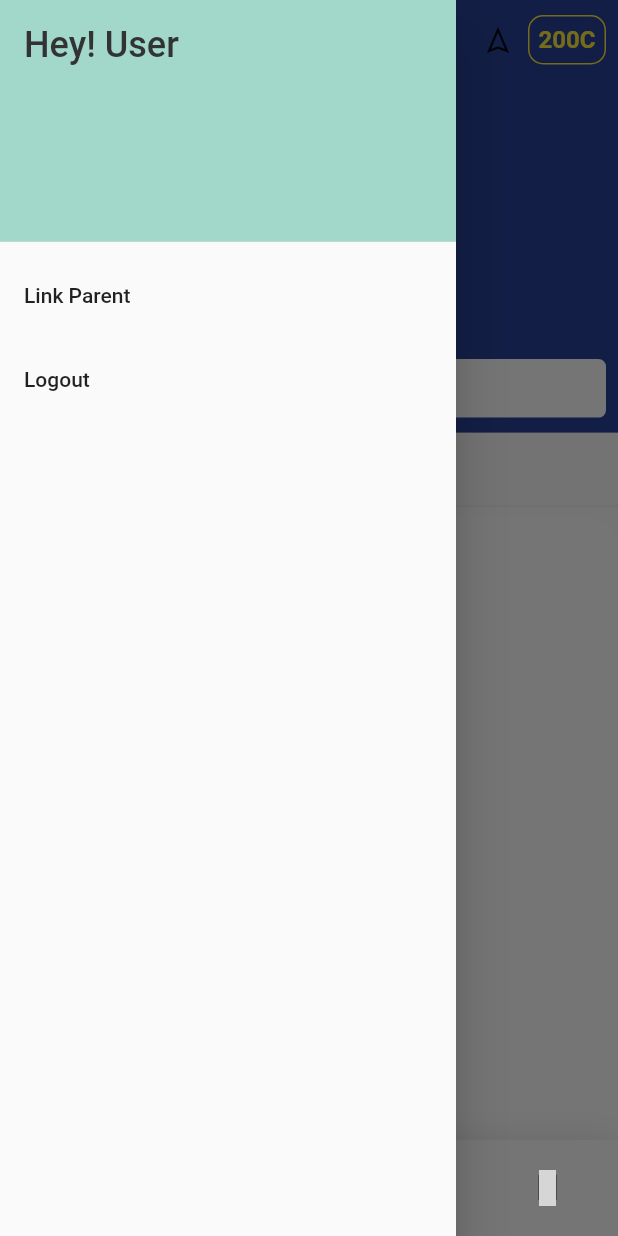
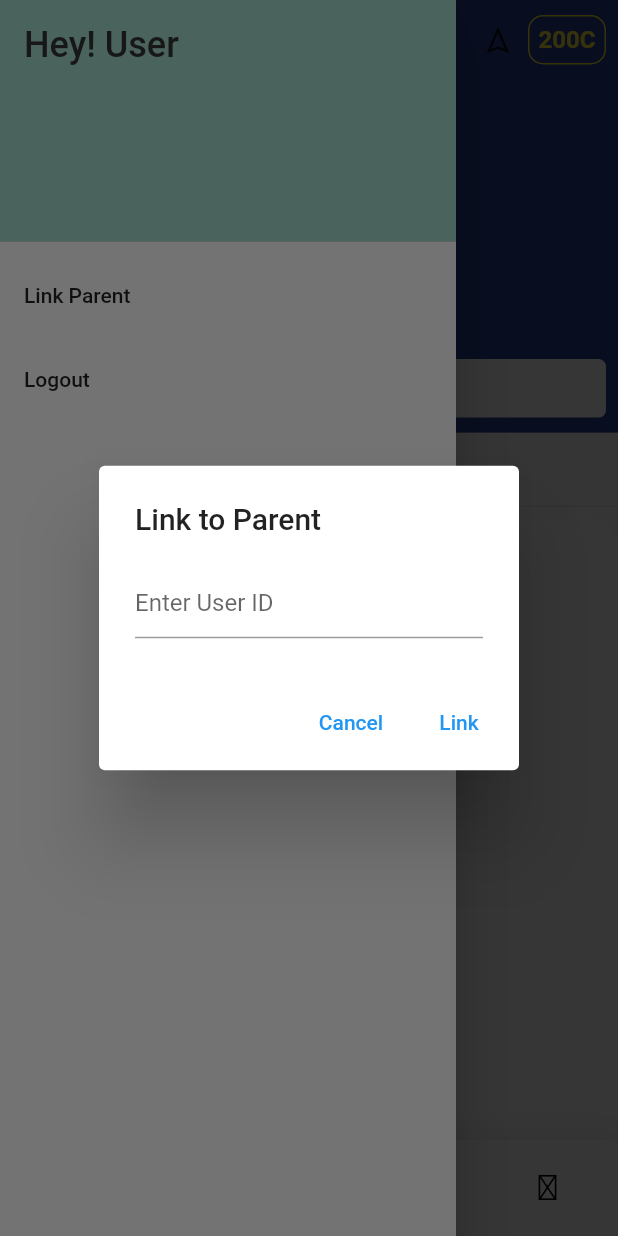
Before and after one commit to RGTechno/CHILD.io, a Flutter app: the Home screen opened directly, in the side drawer, after a tap on "Link Parent", on a phone screen of 412 x 824 dp. Run offline on Flutter 3.47's test engine with Material 2 defaults, Android fonts, the phone set to English and light mode, and no system bars; drawn by our look-alikes of google_nav_bar; our stand-ins replace geocoding, google_fonts, line_icons, location, shared_preferences; missing offline and left inert: app_usage; accounts and stored records are empty; grey boxes are pictures that could not be loaded.

Commit message:
linking users structure

```diff
--- a/lib/home.dart
+++ b/lib/home.dart
@@ -2,8 +2,8 @@ import 'package:child_io/color.dart';
 import 'package:child_io/provider/auth_provider.dart';
 import 'package:child_io/screens/app_usage_screen.dart';
 import 'package:child_io/screens/friends_screen.dart';
-import 'package:child_io/screens/profile_screen.dart';
 import 'package:child_io/screens/ranks_screen.dart';
+import 'package:child_io/widgets/link_users.dart';
 import 'package:flutter/material.dart';
 import 'package:google_nav_bar/google_nav_bar.dart';
 import 'package:line_icons/line_icons.dart';
@@ -80,7 +80,13 @@ class _HomeState extends State<Home> {
             ),
             ListTile(
               title: const Text('Link Parent'),
-              onTap: () {},
+              onTap: () {
+                showDialog<void>(
+                  context: context,
+                  builder: (BuildContext context) =>
+                      LinkAlertInp("Link to Parent"),
+                );
+              },
             ),
             ListTile(
               title: const Text('Logout'),
--- /dev/null
+++ b/lib/widgets/link_users.dart
@@ -0,0 +1,22 @@
+import 'package:flutter/material.dart';
+
+Widget LinkAlertInp(String title) {
+  return AlertDialog(
+    title: Text(title),
+    content: TextField(
+      decoration: InputDecoration(
+        hintText: "Enter User ID",
+      ),
+    ),
+    actions: <Widget>[
+      TextButton(
+        onPressed: () => {},
+        child: const Text('Cancel'),
+      ),
+      TextButton(
+        onPressed: () => {},
+        child: const Text('Link'),
+      ),
+    ],
+  );
+}
```
Also changed, not shown: lib/screens/friends_screen.dart (+14 -1 lines).
